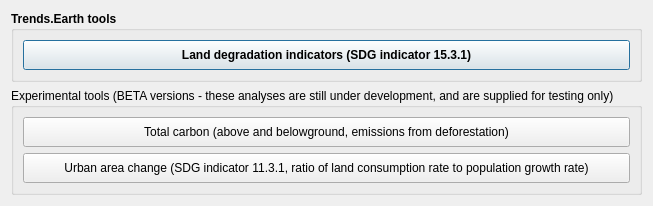
ConservationInternational/trends.earth, file LDMP/gui/DlgCalculate.ui: the form before one commit.
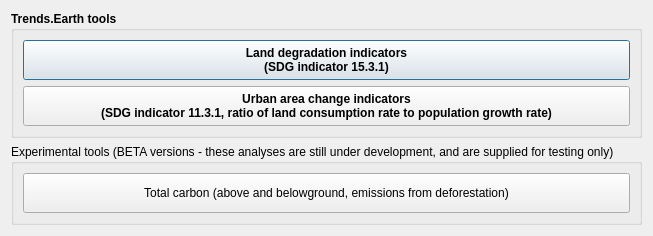
The form after the commit.

Commit message: Promote urban tool out of beta section.

The edit to the form file:
```diff
--- a/LDMP/gui/DlgCalculate.ui
+++ b/LDMP/gui/DlgCalculate.ui
@@ -10,7 +10,7 @@
     <x>0</x>
     <y>0</y>
     <width>597</width>
-    <height>186</height>
+    <height>216</height>
    </rect>
   </property>
   <property name="sizePolicy">
@@ -40,11 +40,26 @@
         <property name="minimumSize">
          <size>
           <width>0</width>
-          <height>30</height>
+          <height>40</height>
          </size>
         </property>
         <property name="text">
-         <string>Land degradation indicators (SDG indicator 15.3.1)</string>
+         <string>Land degradation indicators
+(SDG indicator 15.3.1)</string>
+        </property>
+       </widget>
+      </item>
+      <item>
+       <widget class="QPushButton" name="pushButton_urban">
+        <property name="minimumSize">
+         <size>
+          <width>0</width>
+          <height>40</height>
+         </size>
+        </property>
+        <property name="text">
+         <string>Urban area change indicators
+(SDG indicator 11.3.1, ratio of land consumption rate to population growth rate)</string>
         </property>
        </widget>
       </item>
@@ -67,7 +82,7 @@
         <property name="minimumSize">
          <size>
           <width>0</width>
-          <height>30</height>
+          <height>40</height>
          </size>
         </property>
         <property name="text">
@@ -75,19 +90,6 @@
         </property>
        </widget>
       </item>
-      <item>
-       <widget class="QPushButton" name="pushButton_urban">
-        <property name="minimumSize">
-         <size>
-          <width>0</width>
-          <height>30</height>
-         </size>
-        </property>
-        <property name="text">
-         <string>Urban area change (SDG indicator 11.3.1, ratio of land consumption rate to population growth rate)</string>
-        </property>
-       </widget>
-      </item>
      </layout>
     </widget>
    </item>
```
The commit also changes 1 other file.
